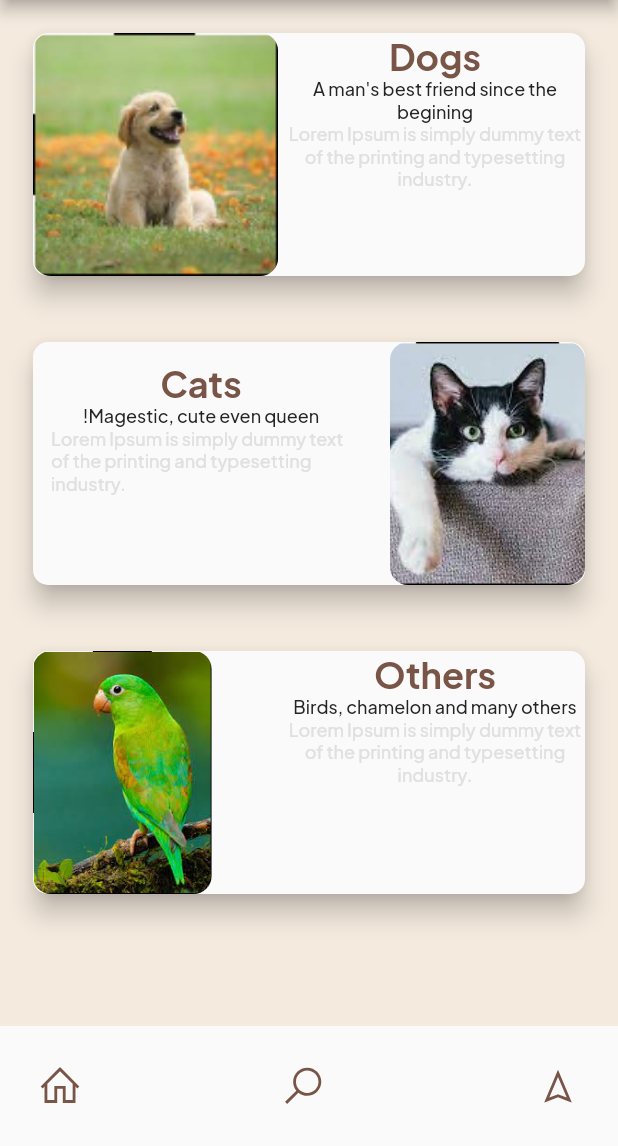
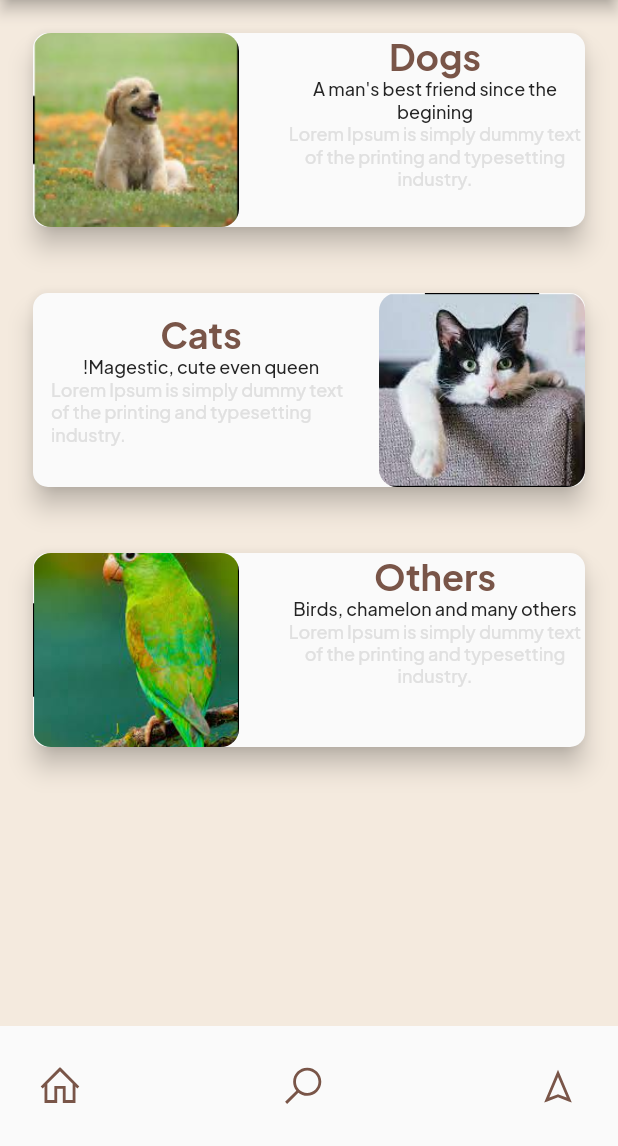
Before and after one commit to KhalidMeftu/buchi, a Flutter app: the HomePage screen opened by its route, item 2 of the bottom bar chosen, on a phone screen of 412 x 824 dp, the part 90-1236 px from its top. Run offline on Flutter 3.47's test engine with Material 2 defaults, Android fonts, the phone set to English and light mode, and no system bars; drawn by our look-alikes of google_nav_bar; our stand-ins replace bloc, carousel_slider, dio, equatable, flutter_bloc, flutter_switch and 6 more; network calls fail.

Commit message:
search pahe ui fix

```diff
--- a/lib/presentation/widgets/home_page/home_page/home_page_images_list.dart
+++ b/lib/presentation/widgets/home_page/home_page/home_page_images_list.dart
@@ -2,6 +2,7 @@ import 'package:buchi/const/app_font.dart';
 import 'package:flutter/material.dart';
 import '../../../../const/app_colors.dart';
 import '../../../../const/app_strings.dart';
+import '../../../../const/ui_helper.dart';
 
 class HomePagePetsList extends StatelessWidget {
   final String imageUrl;
@@ -26,7 +27,7 @@ class HomePagePetsList extends StatelessWidget {
        onTap.call();
       },
       child: SizedBox(
-        height: 170,
+        height: homeScreenImageHeight(context),
         child: Card(
           shape:
               RoundedRectangleBorder(borderRadius: BorderRadius.circular(10)),
@@ -41,9 +42,9 @@ class HomePagePetsList extends StatelessWidget {
                   borderRadius: BorderRadius.circular(12),
                   child: Image.asset(
                     imageUrl,
-                    fit: BoxFit.fitHeight,
-                    height: 170,
-                    //width: 130,
+                    fit: BoxFit.cover,
+                    height: homeScreenImageHeight(context),
+                    width: homeScreenImageWidth(context),
                   ),
                 ),
                 SizedBox(
@@ -120,8 +121,8 @@ class HomePagePetsList extends StatelessWidget {
                   child: Image.asset(
                     imageUrl,
                     fit: BoxFit.fitHeight,
-                    height: 170,
-                    width: 130,
+                    height: homeScreenImageHeight(context),
+                    width: homeScreenImageWidth(context),
                     //width: 100,
                   ),
                 ),
```
